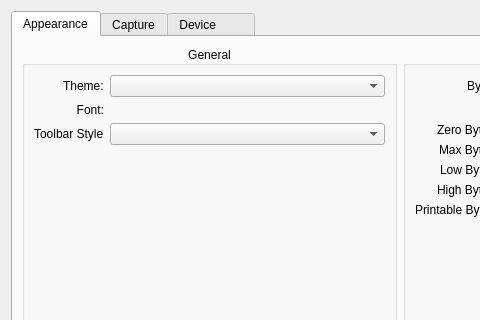
First picture: the form in software/squishy/gui/preferences_window.ui, repository squishy-scsi/squishy, before the edit; both pictures show x 0 to 480 and y 0 to 320 of the 800 by 600 pixel window.
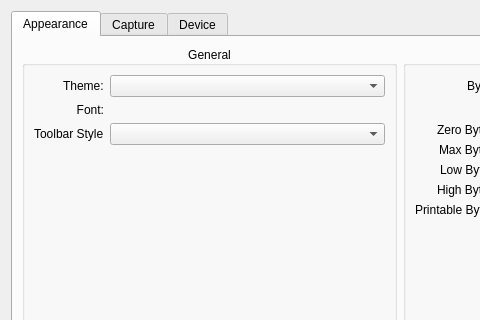
Second picture: the form after the edit. Icons and pictures are not drawn. Custom widgets are drawn as their Qt base class.

Patch:
```diff
--- a/software/squishy/gui/preferences_window.ui
+++ b/software/squishy/gui/preferences_window.ui
@@ -295,7 +295,7 @@
         <normaloff>.</normaloff>.</iconset>
       </attribute>
       <attribute name="title">
-       <string>Device        </string>
+       <string>Device</string>
       </attribute>
      </widget>
     </widget>
```
Left out of the diff: 3 changed lines with no effect on the pictures.
